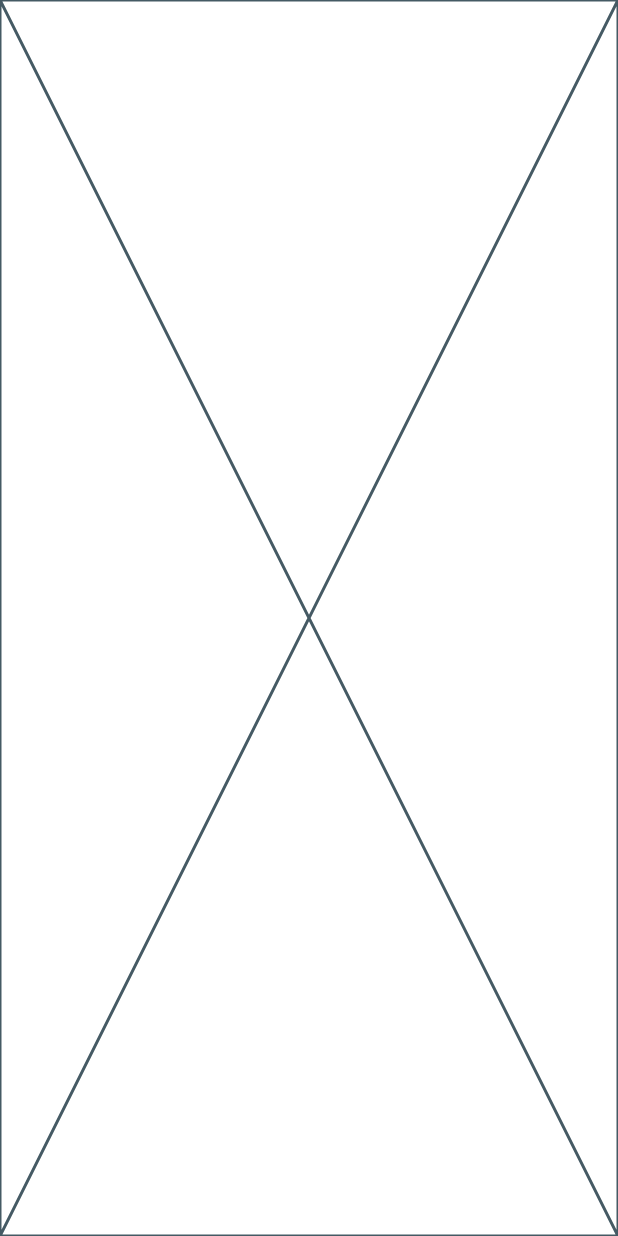
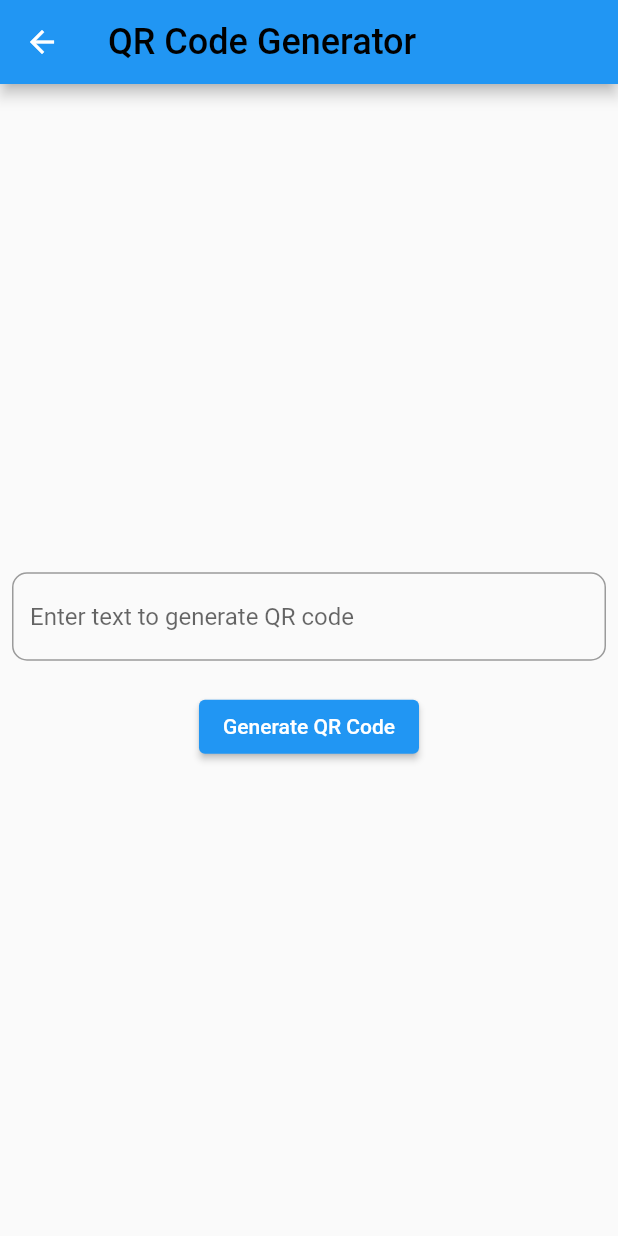
Before and after one commit to A7medK7aled1/Qr-Code-Scanner-App, a Flutter app: the screen it shows after launch, after a tap on "Generate QR Code", on a phone screen of 412 x 824 dp. Run offline on Flutter 3.47's test engine with Material 3 defaults, Android fonts, the phone set to English and light mode, and no system bars; our stand-ins replace qr_flutter.

Commit message:
Enhance QR code functionality by updating app bar titles and adding QR code generator UI

```diff
--- a/lib/views/Home/home_view_body.dart
+++ b/lib/views/Home/home_view_body.dart
@@ -11,7 +11,9 @@ class HomeViewBody extends StatelessWidget {
   Widget build(BuildContext context) {
     return SafeArea(
       child: Scaffold(
-        appBar: CustomAppBar(),
+        appBar: CustomAppBar(
+          title: "QR Code",
+        ),
         body: Center(
           child: Column(
             mainAxisAlignment: MainAxisAlignment.center,
--- a/lib/views/Home/widgets/custom_app_bar.dart
+++ b/lib/views/Home/widgets/custom_app_bar.dart
@@ -3,7 +3,9 @@ import 'package:flutter/material.dart';
 class CustomAppBar extends StatelessWidget implements PreferredSizeWidget {
   const CustomAppBar({
     super.key,
+    required this.title,
   });
+  final String title;
 
   @override
   Size get preferredSize => const Size.fromHeight(kToolbarHeight);
@@ -12,7 +14,7 @@ class CustomAppBar extends StatelessWidget implements PreferredSizeWidget {
   Widget build(BuildContext context) {
     return AppBar(
       title: Text(
-        "QR Code",
+        title,
         style: TextStyle(
           color: Colors.black,
           fontSize: 24,
--- a/lib/views/QRcodegenerator/qr_code_generator.dart
+++ b/lib/views/QRcodegenerator/qr_code_generator.dart
@@ -1,4 +1,7 @@
 import 'package:flutter/material.dart';
+import 'package:flutter_application_1/views/Home/home_view_body.dart';
+import 'package:flutter_application_1/views/Home/widgets/custom_app_bar.dart';
+import 'package:qr_flutter/qr_flutter.dart';
 
 class QrCodeGenerator extends StatefulWidget {
   const QrCodeGenerator({super.key});
@@ -8,8 +11,60 @@ class QrCodeGenerator extends StatefulWidget {
 }
 
 class _QrCodeGeneratorState extends State<QrCodeGenerator> {
+  TextEditingController textEditingController = TextEditingController();
+
+  @override
+  void dispose() {
+    textEditingController.dispose();
+    super.dispose();
+  }
+
   @override
   Widget build(BuildContext context) {
-    return const Placeholder();
+    return SafeArea(
+      child: Scaffold(
+        appBar: CustomAppBar(
+          title: "QR Code Generator",
+        ),
+        body: Center(
+          child: SingleChildScrollView(
+            child: Column(
+              mainAxisAlignment: MainAxisAlignment.center,
+              children: [
+                if (textEditingController.text.isNotEmpty)
+                  QrImageView(
+                    data: textEditingController.text,
+                    version: QrVersions.auto,
+                    size: 200.0,
+                  ),
+                const SizedBox(
+                  height: 10,
+                ),
+                Padding(
+                  padding: const EdgeInsets.symmetric(horizontal: 8.0),
+                  child: TextField(
+                    controller: textEditingController,
+                    decoration: const InputDecoration(
+                      border: OutlineInputBorder(
+                        borderRadius: BorderRadius.all(Radius.circular(10)),
+                      ),
+                      hintText: 'Enter text to generate QR code',
+                    ),
+                  ),
+                ),
+                const SizedBox(
+                  height: 20,
+                ),
+                CustomElvetedButton(
+                    text: "Generate QR Code",
+                    onPressed: () {
+                      setState(() {});
+                    }),
+              ],
+            ),
+          ),
+        ),
+      ),
+    );
   }
 }
--- a/pubspec.yaml
+++ b/pubspec.yaml
@@ -9,7 +9,9 @@ environment:
 dependencies:
   flutter:
     sdk: flutter
+  flutter_barcode_scanner: ^2.0.0
   flutter_launcher_icons: ^0.14.3
+  qr_flutter: ^4.1.0
 
 dev_dependencies:
   flutter_lints: ^5.0.0
@@ -21,6 +23,5 @@ flutter_icons:
   ios: true
   image_path: "assets/logo/logo.png"
 
-
 flutter:
   uses-material-design: true
```
Also changed, not shown: pubspec.lock.
